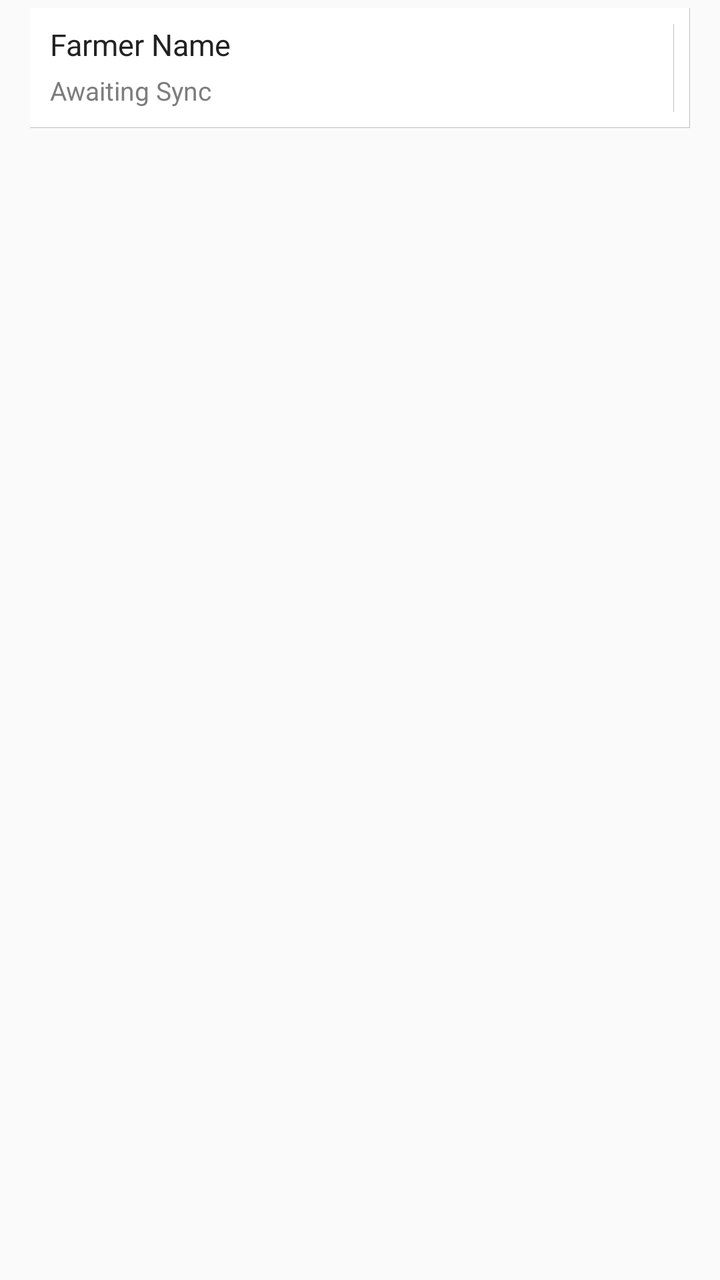
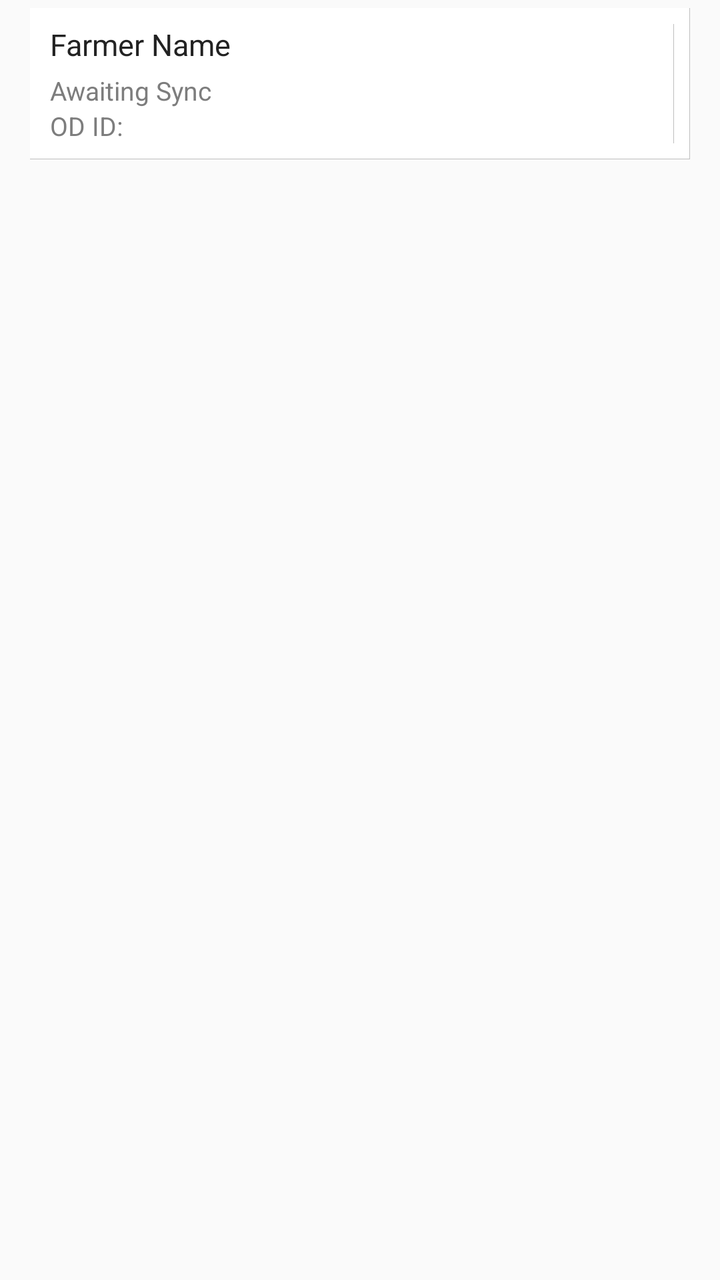

Two renders of the same Android screen: before a commit and after it. Below are the layout's source before the change and the commit's diff.
<!-- AndroidManifest.xml: application theme AppCompactTheme -->
<!-- res/layout/listview_farmer_list.xml -->
<?xml version="1.0" encoding="utf-8"?>
<LinearLayout xmlns:android="http://schemas.android.com/apk/res/android"
    xmlns:app="http://schemas.android.com/apk/res-auto"
    xmlns:tools="http://schemas.android.com/tools"
    android:orientation="vertical"
    android:layout_width="match_parent"
    android:layout_height="wrap_content"
    android:paddingLeft="15dp"
    android:paddingRight="15dp"
    android:paddingTop="@dimen/ofis_list_itemseparator"
    android:paddingBottom="@dimen/ofis_list_itemseparator">


    <LinearLayout
        android:orientation="horizontal"
        android:layout_width="match_parent"
        android:id="@+id/rowlin"
        android:layout_height="wrap_content"
        android:minHeight="60dp"
        android:background="@drawable/list_item"
        android:baselineAligned="false"
        tools:ignore="UselessParent">

        <LinearLayout
            android:orientation="vertical"
            android:layout_width="0dp"
            android:layout_height="match_parent"
            android:id="@+id/itemTextContainer"
            android:layout_marginTop="8dp"
            android:layout_marginBottom="8dp"
            android:layout_marginEnd="8dp"
            android:layout_marginRight="8dp"
            android:background="@drawable/right_border"
            android:paddingLeft="10dp"
            android:paddingRight="10dp"
            android:layout_weight="1">

            <TextView
                android:id="@+id/transacteeType"
                android:layout_width="0dp"
                android:layout_height="0dp"
                android:visibility="gone" />
            <TextView
                android:layout_width="match_parent"
                android:layout_height="wrap_content"
                android:text="@string/Farmer_Name"
                android:id="@+id/farmerListFarmerName"
                android:textColor="@color/ofis_base_font_dark"
                android:textSize="@dimen/ofis_med_text" />
            <TextView
                android:layout_width="wrap_content"
                android:layout_height="wrap_content"
                android:text="@string/Awaiting_Sync"
                android:id="@+id/farmerListOlamFarmerId"
                android:paddingTop="@dimen/ofis_small_pad"
                android:textColor="@color/ofis_list_item_subtitle"
                android:textSize="@dimen/ofis_small_text" />

            <TextView
                android:layout_width="wrap_content"
                android:layout_height="wrap_content"
                android:text="@string/odid"
                android:visibility="gone"
                android:id="@+id/farmerListODFarmerId"
                android:textColor="@color/ofis_list_item_subtitle"
                android:textSize="@dimen/ofis_small_text" />

        </LinearLayout>

        <LinearLayout
            android:layout_width="wrap_content"
            android:layout_height="match_parent">
            <ImageView
                android:layout_width="wrap_content"
                android:layout_height="wrap_content"
                android:adjustViewBounds="true"
                android:scaleType="fitCenter"
                android:id="@+id/farmerListIcon"
                app:srcCompat="@drawable/ic_status_no_photo"
                android:contentDescription="@string/Farmer_Photo"
                android:layout_gravity="center_vertical"
                android:maxHeight="60dp" />
        </LinearLayout>
    </LinearLayout>

</LinearLayout>
<!-- resources referenced by this layout -->
<resources>
  <color name="ofis_base_font_dark">#222222</color>
  <color name="ofis_list_item_subtitle">#7d7d7d</color>
  <dimen name="ofis_list_itemseparator">4dp</dimen>
  <dimen name="ofis_med_text">15sp</dimen>
  <dimen name="ofis_small_pad">4dp</dimen>
  <dimen name="ofis_small_text">13sp</dimen>
  <!-- drawable list_item (drawable) -->
  <?xml version="1.0" encoding="utf-8"?>
  <layer-list xmlns:android="http://schemas.android.com/apk/res/android">
      <item
          android:right="-3dp"
          android:left="-3dp"
          android:top="-3dp"
          android:bottom="-2dp">
          <shape android:shape="rectangle">
              <solid android:color="@color/ofis_list_item_background"/>
              <stroke
                  android:color="@color/ofis_list_item_border"
                  android:width="@dimen/ofis_list_itemborder" />
          </shape>
          </item>
  </layer-list>
  <!-- drawable right_border (drawable) -->
  <?xml version="1.0" encoding="utf-8"?>
  <layer-list xmlns:android="http://schemas.android.com/apk/res/android">
      <item
          android:bottom="-3dp"
          android:left="-3dp"
          android:top="-3dp"
          android:right="-2dp">
          <shape android:shape="rectangle">
              <solid android:color="@android:color/transparent"/>
              <stroke
                  android:color="@color/ofis_list_item_border"
                  android:width="@dimen/ofis_list_itemborder" />
          </shape>
          </item>
  </layer-list>
  <string name="Awaiting_Sync">Awaiting Sync</string>
  <string name="Farmer_Name">Farmer Name</string>
  <string name="Farmer_Photo">Farmer Photo</string>
  <string name="odid">OD ID:</string>
  <style name="AppCompactTheme" parent="Theme.AppCompat.Light">
          
          <item name="spinnerStyle">@android:style/Widget.Holo.Light.Spinner</item>
          <item name="android:spinnerItemStyle">@style/SpinnerItem</item>
          <item name="spinnerDropDownItemStyle">@style/SpinnerItem.DropDownItem</item>
          <item name="dropDownListViewStyle">@style/StandardSpinner</item>
  
          <item name="actionBarStyle">@style/AppTheme.ActionBarStyle</item>
          <item name="android:splitMotionEvents">false</item>
          <item name="android:windowEnableSplitTouch">false</item>
  
      </style>
  <color name="ofis_list_item_background">#ffffff</color>
  <color name="ofis_list_item_border">#40000000</color>
  <dimen name="ofis_list_itemborder">1px</dimen>
  <style name="SpinnerItem" parent="Widget.AppCompat.TextView.SpinnerItem">
          <item name="android:textColor">@color/ofis_base_font_white</item>
          <item name="android:textSize">@dimen/ofis_spinner_text</item>
      </style>
  <style name="SpinnerItem.DropDownItem" parent="Widget.AppCompat.Light.DropDownItem.Spinner">
          <item name="android:textColor">@color/ofis_text_field</item>
          <item name="background">@color/ofis_spinner_item_background</item>
      </style>
  <style name="StandardSpinner" parent="Widget.AppCompat.ListView.DropDown">
          <item name="android:dividerHeight">@dimen/ofis_spinner_itemseparator</item>
          <item name="divider">@color/ofis_spinner_divider</item>
      </style>
  <style name="AppTheme.ActionBarStyle" parent="Theme.AppCompat.Light">
          <item name="titleTextStyle">@style/AppTheme.ActionBar.TitleTextStyle</item>
      </style>
  <color name="ofis_base_font_white">#ffffff</color>
  <dimen name="ofis_spinner_text">14sp</dimen>
  <color name="ofis_text_field">#DE000000</color>
  <color name="ofis_spinner_item_background">@color/ofis_actionbar_background</color>
  <dimen name="ofis_spinner_itemseparator">1dp</dimen>
  <color name="ofis_spinner_divider">#ff333333</color>
  <style name="AppTheme.ActionBar.TitleTextStyle" parent="android:TextAppearance">
          <item name="android:textSize">@dimen/ofis_large_text</item>
          <item name="android:textStyle">bold</item>
      </style>
  <color name="ofis_actionbar_background">#dddddd</color>
  <dimen name="ofis_large_text">17sp</dimen>
  <!-- unchanged entries left out for length: 1 -->
</resources>

<!-- the commit's change to res/layout/listview_farmer_list.xml (unified diff, before → after) -->
@@ -60,7 +60,6 @@
                 android:layout_width="wrap_content"
                 android:layout_height="wrap_content"
                 android:text="@string/odid"
-                android:visibility="gone"
                 android:id="@+id/farmerListODFarmerId"
                 android:textColor="@color/ofis_list_item_subtitle"
                 android:textSize="@dimen/ofis_small_text" />
